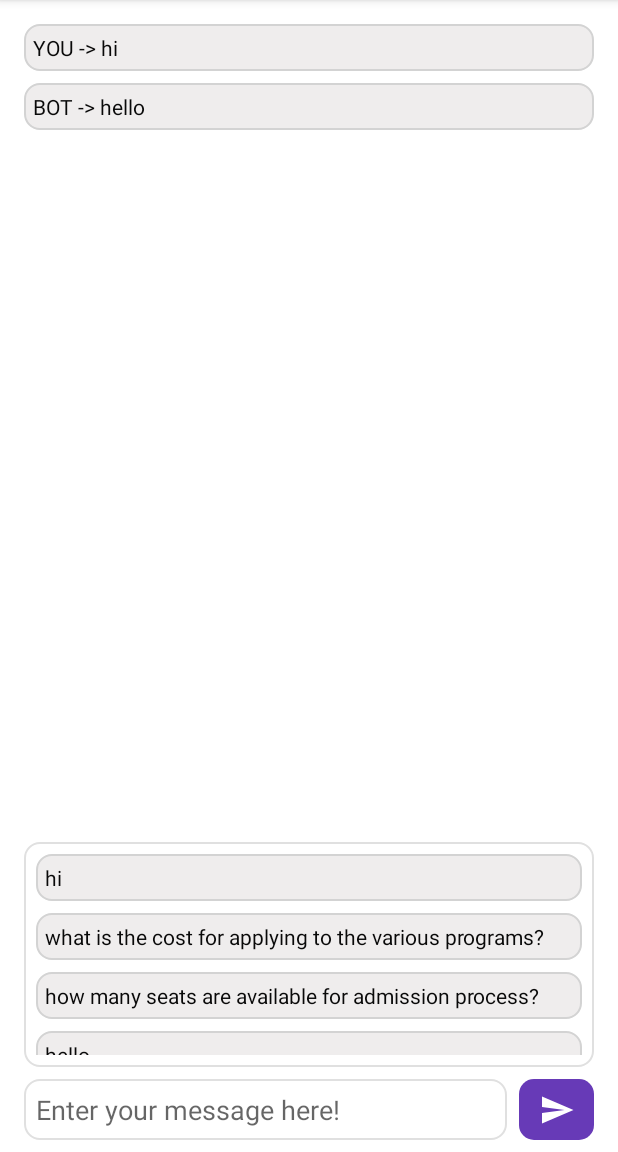
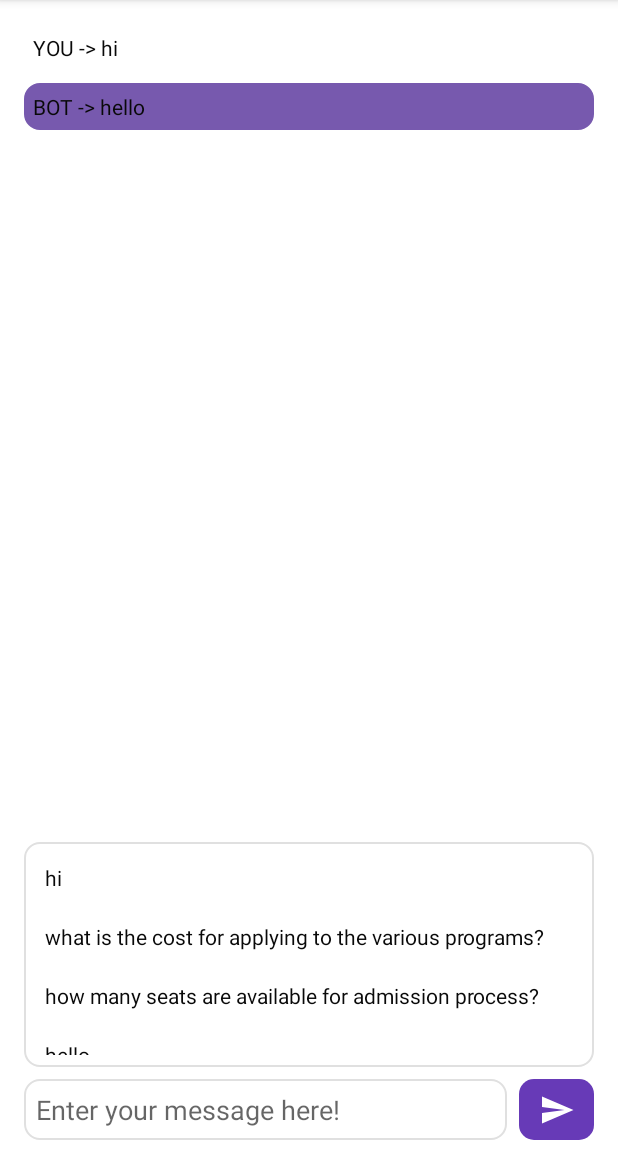
Before and after one commit to jobinjacob1810/ChatBot, an Android app: the screen it shows after launch (MainActivity), after a tap on "hi", on a phone screen of 412 x 824 dp, the part 84-1236 px from its top. Run offline under Robolectric (Android 15) with nearby library versions, the phone set to English and light mode, and no system bars.

Commit message:
added different colors for bot and user message

```diff
--- a/app/src/main/java/com/jobin/chatbot/ChatAdapter.kt
+++ b/app/src/main/java/com/jobin/chatbot/ChatAdapter.kt
@@ -4,6 +4,7 @@ import android.view.LayoutInflater
 import android.view.View
 import android.view.ViewGroup
 import android.widget.TextView
+import androidx.core.content.ContextCompat
 import androidx.recyclerview.widget.RecyclerView
 
 class ChatAdapter(private val chats: List<String>, private val listener: Listener? = null) : RecyclerView.Adapter<ChatAdapter.ViewHolder>() {
@@ -29,6 +30,13 @@ class ChatAdapter(private val chats: List<String>, private val listener: Listene
         }
 
         fun setChatMessage(message: String) {
+
+            if(message.startsWith("BOT ->")) {
+                tvChat.background.setTint(ContextCompat.getColor(tvChat.context, R.color.bot_chat_color))
+            }else{
+                tvChat.background.setTint(ContextCompat.getColor(tvChat.context, R.color.user_chat_color))
+            }
+
             tvChat.text = message
         }
     }
--- a/app/src/main/res/values/colors.xml
+++ b/app/src/main/res/values/colors.xml
@@ -7,4 +7,8 @@
     <color name="teal_700">#FF018786</color>
     <color name="black">#FF000000</color>
     <color name="white">#FFFFFFFF</color>
+
+    <color name="user_chat_color">#FFFFFF</color>
+    <color name="bot_chat_color">#7759AE</color>
+
 </resources>
```
